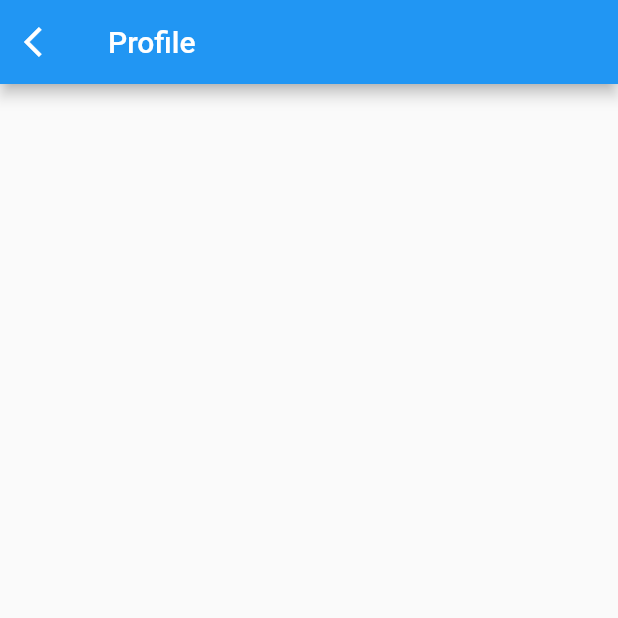
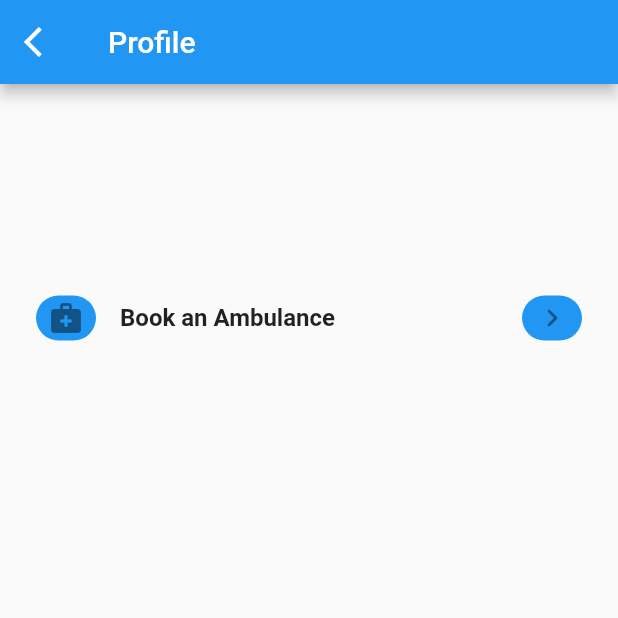
Before and after one commit to NightyNight008/AMB-app, a Flutter app: the Profilepage screen opened by its route, on a phone screen of 412 x 824 dp, the top half of it. Run offline on Flutter 3.47's test engine with Material 2 defaults, Android fonts, the light colour scheme and no system bars; our stand-ins replace firebase_core; accounts and stored records are empty.

Commit message:
Created a listtile

```diff
--- a/lib/views/ProfilePage.dart
+++ b/lib/views/ProfilePage.dart
@@ -1,3 +1,5 @@
+// ignore_for_file: file_names
+
 import 'package:flutter/material.dart';
 
 import '../constant/routes.dart';
@@ -19,6 +21,44 @@ class Profilepage extends StatelessWidget {
           },
         ),
       ),
+      body: SingleChildScrollView(
+        child: Container(
+          padding: const EdgeInsets.all(8),
+          child: Column(
+            // ignore: prefer_const_literals_to_create_immutables
+            children: [
+              const SizedBox(
+                width: 120,
+                height: 120,
+              ),
+              ListTile(
+                leading: Container(
+                  width: 40,
+                  height: 30,
+                  decoration: BoxDecoration(
+                    borderRadius: BorderRadius.circular(100),
+                    color: Colors.blue,
+                  ),
+                  child: const Icon(Icons.medical_services_rounded),
+                ),
+                title: const Text(
+                  'Book an Ambulance',
+                  style: TextStyle(fontWeight: FontWeight.bold, fontSize: 16),
+                ),
+                trailing: Container(
+                  width: 40,
+                  height: 30,
+                  decoration: BoxDecoration(
+                    borderRadius: BorderRadius.circular(100),
+                    color: Colors.blue,
+                  ),
+                  child: const Icon(Icons.navigate_next_rounded),
+                ),
+              )
+            ],
+          ),
+        ),
+      ),
     );
   }
 }
```
Also changed, not shown: lib/views/login_view.dart (+24 -13 lines), lib/views/register_View.dart (+20 -8 lines), pubspec.yaml (+6 -1 lines), assets/icons/next.png (added), assets/icons/simplearrow.svg (added), pubspec.lock.
